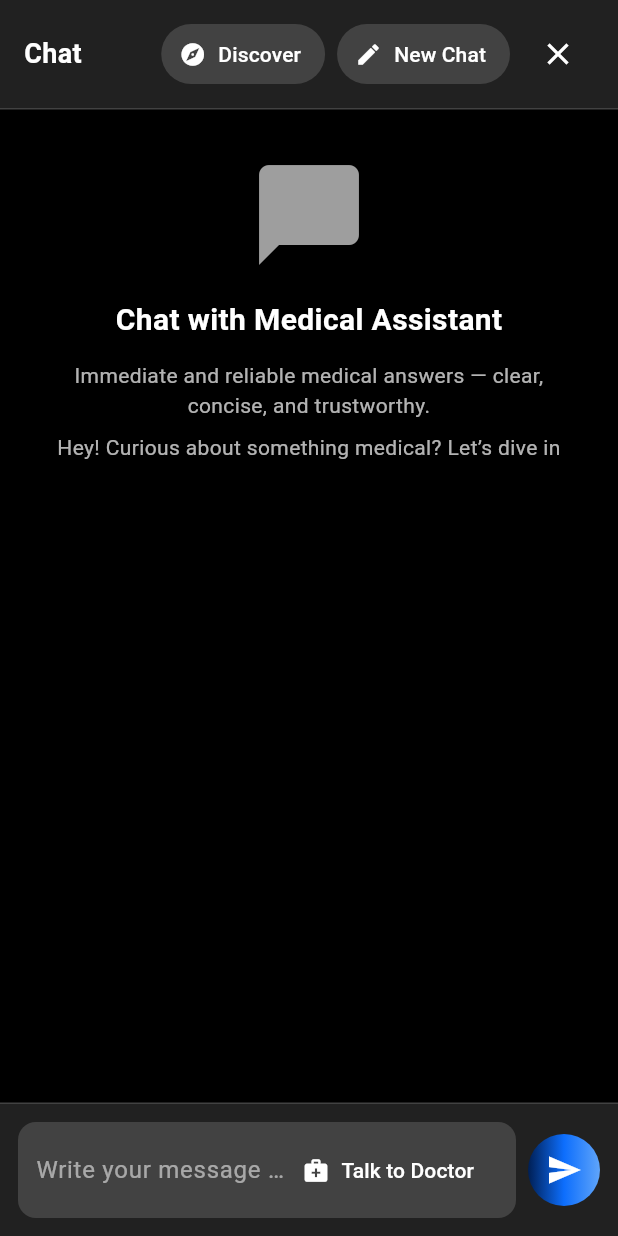
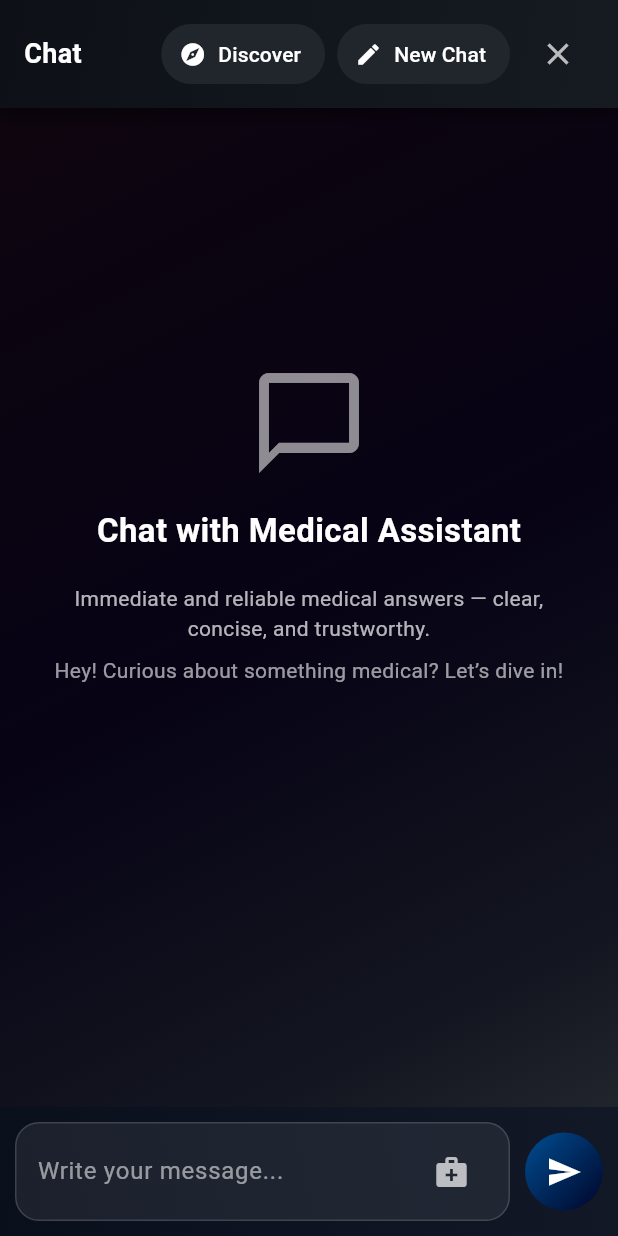
Before and after one commit to ayaosamaramadan/SmartOralDiagnosis, a Flutter app: the screen it shows after launch, after a tap on the "chat bubble" icon, on a phone screen of 412 x 824 dp. Run offline on Flutter 3.47's test engine with Material 3 defaults, Android fonts, the light colour scheme and no system bars; our stand-ins replace google_fonts, image_picker.

Commit message:
flutter: display oral disease details

```diff
--- a/flutter/lib/main.dart
+++ b/flutter/lib/main.dart
@@ -3,8 +3,9 @@ import 'screen/home.dart';
 import 'screen/login.dart';
 import 'screen/signup.dart';
 import 'screen/scan.dart';
-import 'screen/Alldiseases.dart';
 import 'screen/chat.dart';
+import 'screen/disease_detail.dart';
+import 'screen/Alldisease.dart';
 void main() => runApp(const MyApp());
 
 class MyApp extends StatelessWidget {
@@ -20,8 +21,14 @@ class MyApp extends StatelessWidget {
         '/login': (context) => const LoginScreen(),
         '/signup': (context) => const SignUpScreen(),
         '/scan': (context) => const ScanPage(),
-        '/Alldiseasea': (context) => const AlldiseasesScreen(),
         '/chat': (context) => const ChatScreen(),
+        '/Alldisease': (context) => const AlldiseaseScreen(),
+        '/diseaseDetail': (context) {
+          final args = ModalRoute.of(context)!.settings.arguments as Map<String, dynamic>;
+          return DiseaseDetailScreen(item: args);
+        },
+
+
       },
     );
   }
--- a/flutter/lib/screen/chat.dart
+++ b/flutter/lib/screen/chat.dart
@@ -6,16 +6,36 @@ class ChatScreen extends StatelessWidget {
   @override
   Widget build(BuildContext context) {
     return Scaffold(
-      backgroundColor: Colors.black,
-      body: SafeArea(
+      body: Stack(
+        children: [
+          Container(
+            width: double.infinity,
+            height: double.infinity,
+            child: CustomPaint(painter: _GradientPainter()),
+          ),
+
+          SafeArea(
             child: Column(
               children: [
-            // Header
                 Container(
-              padding: const EdgeInsets.symmetric(horizontal: 16, vertical: 12),
-              decoration: BoxDecoration(
-                color: Colors.grey[900],
-                border: Border(bottom: BorderSide(color: Colors.grey[800]!)),
+                  padding:
+                      const EdgeInsets.symmetric(horizontal: 16, vertical: 12),
+                  decoration: const BoxDecoration(
+                    gradient: LinearGradient(
+                      colors: [
+                        Color(0xFF0D1117),
+                        Color(0xFF161B22),
+                      ],
+                      begin: Alignment.topLeft,
+                      end: Alignment.bottomRight,
+                    ),
+                    boxShadow: [
+                      BoxShadow(
+                        color: Colors.black54,
+                        blurRadius: 8,
+                        offset: Offset(0, 3),
+                      ),
+                    ],
                   ),
                   child: Row(
                     mainAxisAlignment: MainAxisAlignment.spaceBetween,
@@ -32,7 +52,7 @@ class ChatScreen extends StatelessWidget {
                         children: [
                           TextButton.icon(
                             style: TextButton.styleFrom(
-                          backgroundColor: Colors.grey[800],
+                              backgroundColor: Color(0xFF21262D),
                               foregroundColor: Colors.white,
                             ),
                             onPressed: () {},
@@ -42,7 +62,7 @@ class ChatScreen extends StatelessWidget {
                           const SizedBox(width: 8),
                           TextButton.icon(
                             style: TextButton.styleFrom(
-                          backgroundColor: Colors.grey[800],
+                              backgroundColor: Color(0xFF21262D),
                               foregroundColor: Colors.white,
                             ),
                             onPressed: () {},
@@ -52,32 +72,33 @@ class ChatScreen extends StatelessWidget {
                           const SizedBox(width: 8),
                           IconButton(
                             onPressed: () => Navigator.pop(context),
-                        icon: const Icon(Icons.close, color: Colors.white),
+                            icon:
+                                const Icon(Icons.close, color: Colors.white70),
                           ),
                         ],
-                  )
+                      ),
                     ],
                   ),
                 ),
 
-            // Content
                 Expanded(
                   child: SingleChildScrollView(
-                padding: const EdgeInsets.all(30),
+                    padding: const EdgeInsets.only(top: 170, left: 24, right: 24),
                     child: Column(
                       mainAxisAlignment: MainAxisAlignment.center,
                       children: const [
-                    Icon(Icons.chat_bubble_rounded,
-                        size: 80, color: Colors.grey),
+                        Icon(Icons.chat_bubble_outline,
+                            size: 80, color: Colors.white54),
                         SizedBox(height: 16),
                         Text(
                           'Chat with Medical Assistant',
                           style: TextStyle(
                             color: Colors.white,
-                          fontSize: 20,
-                          fontWeight: FontWeight.w600),
+                            fontSize: 22,
+                            fontWeight: FontWeight.w700,
                           ),
-                    SizedBox(height: 12),
+                        ),
+                        SizedBox(height: 20),
                         Text(
                           'Immediate and reliable medical answers — clear, concise, and trustworthy.',
                           textAlign: TextAlign.center,
@@ -85,31 +106,39 @@ class ChatScreen extends StatelessWidget {
                         ),
                         SizedBox(height: 8),
                         Text(
-                      'Hey! Curious about something medical? Let’s dive in',
+                          'Hey! Curious about something medical? Let’s dive in!',
                           textAlign: TextAlign.center,
-                      style: TextStyle(color: Colors.white70),
+                          style: TextStyle(color: Colors.white60),
                         ),
                       ],
                     ),
                   ),
                 ),
 
-            // Input area
                 Container(
-              padding: const EdgeInsets.all(12),
-              decoration: BoxDecoration(
-                border: Border(top: BorderSide(color: Colors.grey[800]!)),
-                color: Colors.grey[900],
+                  padding:
+                      const EdgeInsets.symmetric(horizontal: 10, vertical: 10),
+                  decoration: const BoxDecoration(
+                    gradient: LinearGradient(
+                      colors: [
+                        Color(0xFF0A0F1C),
+                        Color(0xFF121826),
+                      ],
+                      begin: Alignment.bottomLeft,
+                      end: Alignment.topRight,
+                    ),
                   ),
                   child: Row(
                     children: [
                       Expanded(
                         child: Container(
                           padding: const EdgeInsets.symmetric(
-                          horizontal: 12, vertical: 8),
+                              horizontal: 14, vertical: 8),
                           decoration: BoxDecoration(
-                        color: Colors.grey[800],
-                        borderRadius: BorderRadius.circular(12),
+                            color: Colors.white.withOpacity(0.07),
+                            borderRadius: BorderRadius.circular(16),
+                            border: Border.all(
+                                color: Colors.white.withOpacity(0.15)),
                           ),
                           child: Row(
                             children: [
@@ -117,50 +146,71 @@ class ChatScreen extends StatelessWidget {
                                 child: TextField(
                                   style: const TextStyle(color: Colors.white),
                                   decoration: const InputDecoration(
-                                hintText: 'Write your message here...',
+                                    hintText: 'Write your message...',
                                     hintStyle: TextStyle(color: Colors.white54),
                                     border: InputBorder.none,
                                   ),
                                 ),
                               ),
-                          TextButton.icon(
+                              IconButton(
                                 onPressed: () {},
                                 icon: const Icon(Icons.medical_services,
-                                color: Colors.white),
-                            label: const Text(
-                              'Talk to Doctor',
-                              style: TextStyle(color: Colors.white),
+                                    color: Colors.white70),
                               ),
-                          )
                             ],
                           ),
                         ),
                       ),
-                  const SizedBox(width: 8),
+                      const SizedBox(width: 10),
                       Container(
-                    width: 48,
-                    height: 48,
-                    decoration: BoxDecoration(
-                      gradient: const LinearGradient(
+                        width: 52,
+                        height: 52,
+                        decoration: const BoxDecoration(
+                          shape: BoxShape.circle,
+                          gradient: LinearGradient(
                             colors: [
-                          Color(0xFF001F54),
-                          Color(0xFF0D6EFD),
-                          Color(0xFF60A5FA)
+                              Color(0xFF004E92),
+                              Color(0xFF000428),
                             ],
+                            begin: Alignment.topLeft,
+                            end: Alignment.bottomRight,
                           ),
-                      borderRadius: BorderRadius.circular(24),
                         ),
                         child: IconButton(
                           onPressed: () {},
                           icon: const Icon(Icons.send, color: Colors.white),
                         ),
-                  )
+                      ),
                     ],
                   ),
                 ),
               ],
             ),
           ),
+        ],
+      ),
     );
   }
 }
+class _GradientPainter extends CustomPainter {
+  @override
+  void paint(Canvas canvas, Size size) {
+    final paint = Paint()
+      ..shader = const LinearGradient(
+        colors: [
+          Color(0xFF0F050D),
+          Color.fromARGB(255, 7, 3, 21),
+          Color.fromARGB(255, 19, 22, 32),
+          Color.fromARGB(255, 42, 46, 51),
+        ],
+        begin: Alignment.topLeft,
+        end: Alignment.bottomRight,
+        stops: [0.0, 0.5, 0.8, 1.0],
+      ).createShader(Rect.fromLTWH(0, 0, size.width, size.height));
+
+    canvas.drawRect(Rect.fromLTWH(0, 0, size.width, size.height), paint);
+  }
+
+  @override
+  bool shouldRepaint(covariant CustomPainter oldDelegate) => false;
+}
--- a/flutter/lib/screen/home.dart
+++ b/flutter/lib/screen/home.dart
@@ -109,7 +109,7 @@ class HomeScreen extends StatelessWidget {
                   Navigator.pushNamed(context, '/');
                   break;
                 case 1:
-                  Navigator.pushNamed(context, '/Alldiseasea');
+                  Navigator.pushNamed(context, '/Alldisease');
                   break;
                 case 2:
                   // Add about us navigation here
```
Also changed, not shown: flutter/lib/screen/Alldisease.dart (renamed from flutter/lib/screen/Alldiseases.dart, +8 -63 lines), flutter/lib/screen/disease_detail.dart (added, +102 -0 lines). Lines whose indentation alone changed are shown as unchanged.
